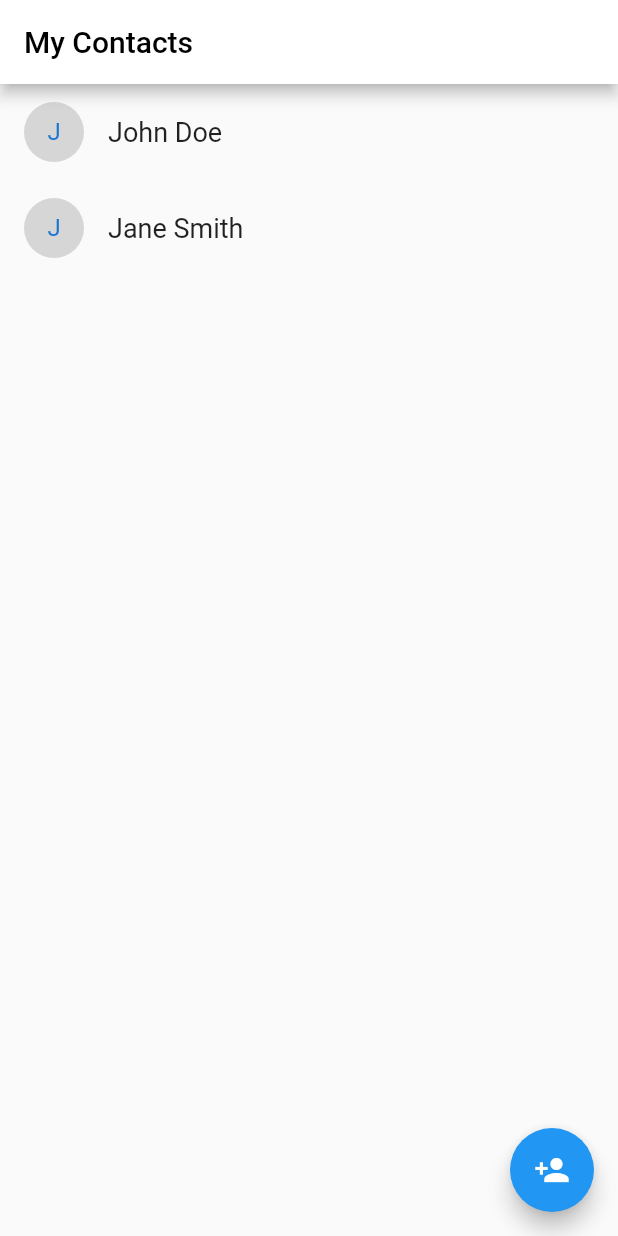
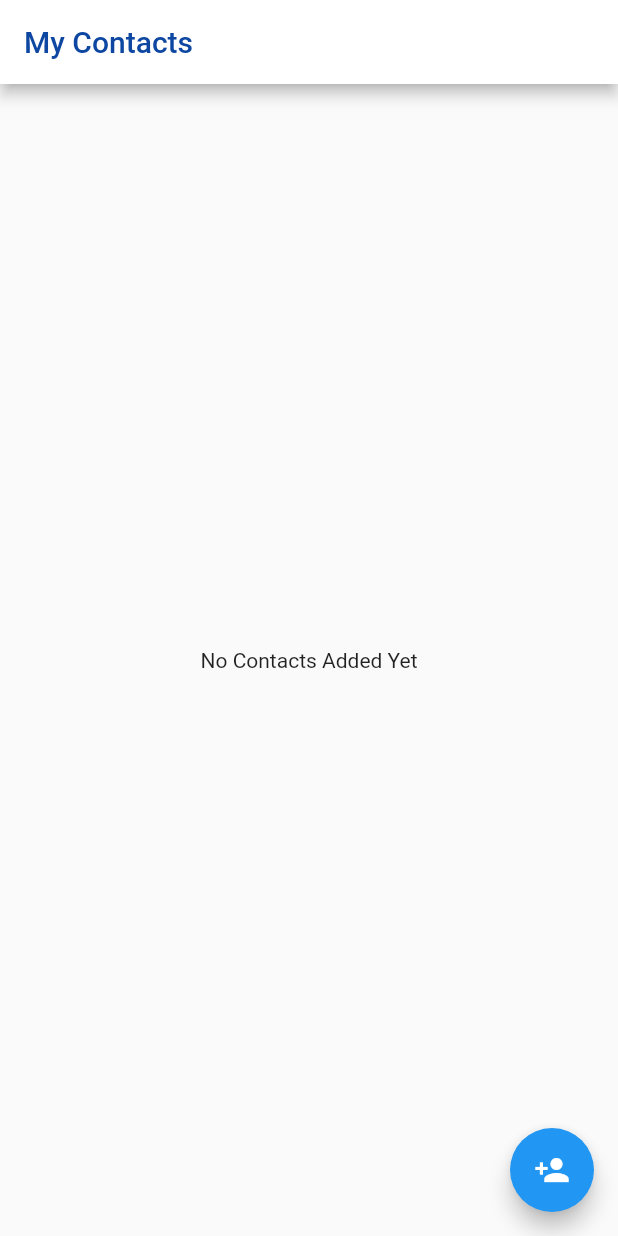
Before and after one commit to OzzyTheGiant/CallMe, a Flutter app: the screen it shows after launch, on a phone screen of 412 x 824 dp. Run offline on Flutter 3.47's test engine with Material 2 defaults, Android fonts, the phone set to English and light mode, and no system bars.

Commit message:
Code cleanup and app bar style adjustments

```diff
--- a/lib/main.dart
+++ b/lib/main.dart
@@ -17,7 +17,7 @@ class CallMeApp extends StatelessWidget {
                     primarySwatch: Colors.blue,
                     visualDensity: VisualDensity.adaptivePlatformDensity,
                 ),
-                home: ContactListPage(title: 'My Contacts'),
+                home: ContactListPage(),
             )
         );
     }
--- a/lib/widgets/ContactListPage.dart
+++ b/lib/widgets/ContactListPage.dart
@@ -1,42 +1,40 @@
 import 'package:call_me/blocs/BlocProvider.dart';
 import 'package:call_me/blocs/ContactsListBloc.dart';
 import 'package:call_me/models/Contact.dart';
+import 'package:call_me/widgets/EditContactPage.dart';
 import 'package:flutter/material.dart';
 
 class ContactListPage extends StatelessWidget {
-    final String title;
-
-    ContactListPage({Key key, this.title}) : super(key: key);
+    ContactListPage({Key key}) : super(key: key);
 
     @override Widget build(BuildContext context) {
         return StreamBuilder<List<Contact>>(
             stream: BlocProvider.of<ContactsListBloc>(context).contactListStream,
             builder: (BuildContext context, AsyncSnapshot<List<Contact>> snapshot) {
-                List<Contact> contactList;
-
-                if (snapshot.data == null) {
-                    contactList = [
-                        Contact(name: "John Doe"),
-                        Contact(name: "Jane Smith")
-                    ];
-                } else {
-                    contactList = snapshot.data;
-                }
-
-                return _constructPage(_generateListItems(contactList));
+                return _constructPage(snapshot.data == null ?
+                    Center(child: Text("No Contacts Added Yet")) :
+                    _generateListItems(snapshot.data),
+                    context
+                );
             }
         );
     }
 
-    Widget _constructPage(Widget contactList) {
+    Widget _constructPage(Widget contactList, BuildContext context) {
+        final pressHandler = () => Navigator.push(context, MaterialPageRoute(
+            builder: (context) => EditContactPage(title: "Add New Contact")
+        ));
+
         return Scaffold(
             appBar: AppBar(
-                title: Text(title, style: TextStyle(color: Colors.black)),
+                title: Text("My Contacts", style: TextStyle(color: Colors.blue[900])),
                 backgroundColor: Colors.white,
+                brightness: Brightness.light,
+                iconTheme: IconThemeData(color: Colors.blue[900]),
             ),
             body: contactList,
             floatingActionButton: FloatingActionButton(
-                onPressed: () => {},
+                onPressed: pressHandler,
                 tooltip: 'Add New Contact',
                 child: Icon(Icons.person_add),
             )
```
